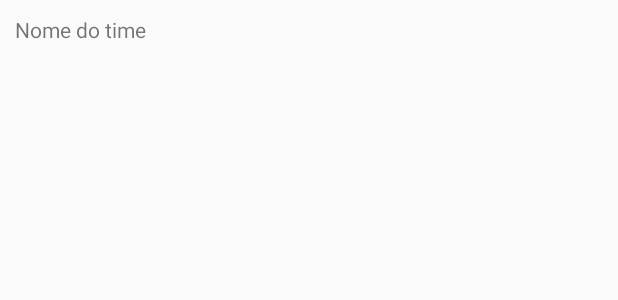
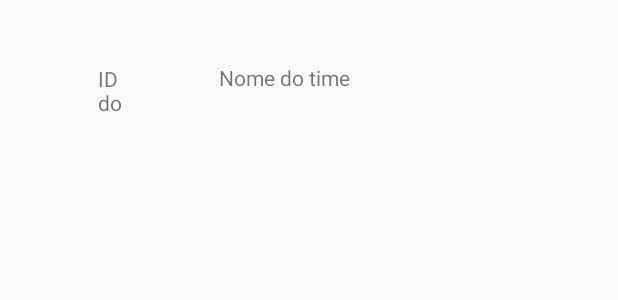
Before and after one commit to viniciusbeckerbernardini/footballSquadMaker, an Android app: the layout activity_layout_list.xml on its own in the app's theme, with its tools: preview values and no code run, on a phone screen of 412 x 824 dp. Shown: the top 300 px of the screen. Run offline under Robolectric (Android 15) with nearby library versions, the phone set to English and light mode, and no system bars.

```diff
--- a/app/src/main/java/fadergs/squadmaker/FormActivity.java
+++ b/app/src/main/java/fadergs/squadmaker/FormActivity.java
@@ -32,7 +32,7 @@ public class FormActivity extends AppCompatActivity {
     }
 
     private void loadForm(int idPlayer) {
-        Players players = PlayersDAO.getJogadoresById()
+        //Players players = PlayersDAO.getPlayersById();
     }
 
     @Override
--- a/app/src/main/res/layout/activity_layout_list.xml
+++ b/app/src/main/res/layout/activity_layout_list.xml
@@ -6,13 +6,30 @@
     android:layout_height="match_parent">
 
     <TextView
+        android:id="@+id/LTVID"
+        android:layout_width="52dp"
+        android:layout_height="55dp"
+        android:layout_marginTop="28dp"
+        android:padding="10dp"
+        android:text="@string/team_id"
+        app:layout_constraintBottom_toBottomOf="parent"
+        app:layout_constraintEnd_toStartOf="@+id/LTVName"
+        app:layout_constraintHorizontal_bias="0.657"
+        app:layout_constraintStart_toStartOf="parent"
+        app:layout_constraintTop_toTopOf="parent"
+        app:layout_constraintVertical_bias="0.006" />
+
+    <TextView
         android:id="@+id/LTVName"
-        android:layout_width="0dp"
-        android:layout_height="wrap_content"
+        android:layout_width="236dp"
+        android:layout_height="53dp"
+        android:layout_marginTop="32dp"
+        android:layout_marginEnd="40dp"
         android:padding="10dp"
         android:text="@string/team_name"
+        app:layout_constraintBottom_toBottomOf="parent"
         app:layout_constraintEnd_toEndOf="parent"
-        app:layout_constraintStart_toStartOf="parent"
-        app:layout_constraintTop_toTopOf="parent" />
+        app:layout_constraintTop_toTopOf="parent"
+        app:layout_constraintVertical_bias="0.0" />
 
 </androidx.constraintlayout.widget.ConstraintLayout>
--- a/app/src/main/res/values/strings.xml
+++ b/app/src/main/res/values/strings.xml
@@ -1,5 +1,6 @@
 <resources>
     <string name="app_name">Criador de times</string>
+    <string name="team_id">ID do time</string>
     <string name="team_name">Nome do time</string>
     <string name="txtNamePlayer">Joãozinho</string>
     <string name="txtNumberShirt">Camisa 10</string>
```
Also changed, not shown: app/src/main/java/fadergs/squadmaker/DBTeams.java (+5 -4 lines), app/src/main/java/fadergs/squadmaker/MainActivity.java (+48 -14 lines), app/src/main/java/fadergs/squadmaker/Team.java (+5 -4 lines), app/src/main/java/fadergs/squadmaker/TeamAdapter.java (+33 -3 lines), app/src/main/java/fadergs/squadmaker/TeamsDAO.java (+17 -25 lines), app/src/main/java/fadergs/squadmaker/teamFormActivity.java (+6 -1 lines).
